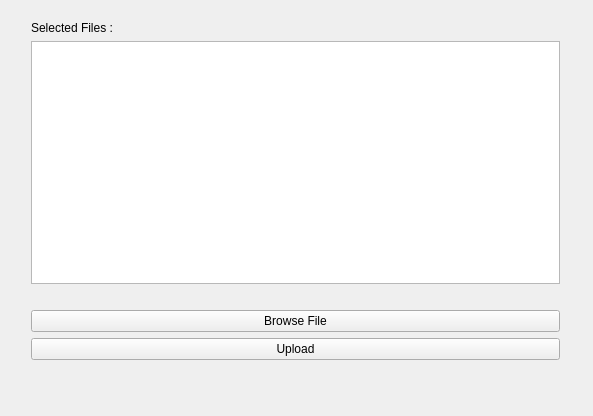
astimanuka/LoaderQt, file src/mainwindow.ui: the form before one commit.
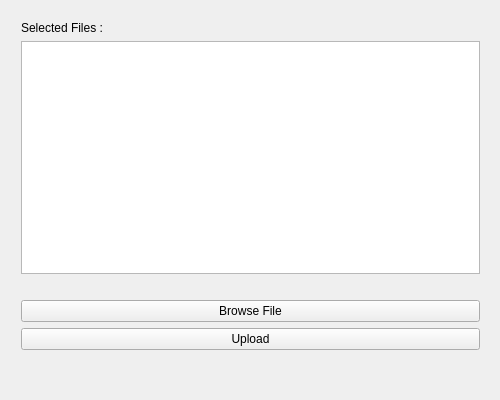
The form after the commit.

```diff
--- a/src/mainwindow.ui
+++ b/src/mainwindow.ui
@@ -6,10 +6,16 @@
    <rect>
     <x>0</x>
     <y>0</y>
-    <width>593</width>
-    <height>416</height>
+    <width>500</width>
+    <height>400</height>
    </rect>
   </property>
+  <property name="sizePolicy">
+   <sizepolicy hsizetype="Fixed" vsizetype="Fixed">
+    <horstretch>0</horstretch>
+    <verstretch>0</verstretch>
+   </sizepolicy>
+  </property>
   <property name="windowTitle">
    <string>MainWindow</string>
   </property>
@@ -17,10 +23,10 @@
    <widget class="QWidget" name="layoutWidget">
     <property name="geometry">
      <rect>
-      <x>20</x>
+      <x>10</x>
       <y>10</y>
-      <width>551</width>
-      <height>361</height>
+      <width>481</width>
+      <height>351</height>
      </rect>
     </property>
     <layout class="QVBoxLayout" name="verticalLayout">
```
Left out of the diff: 4 changed lines with no effect on the pictures.
